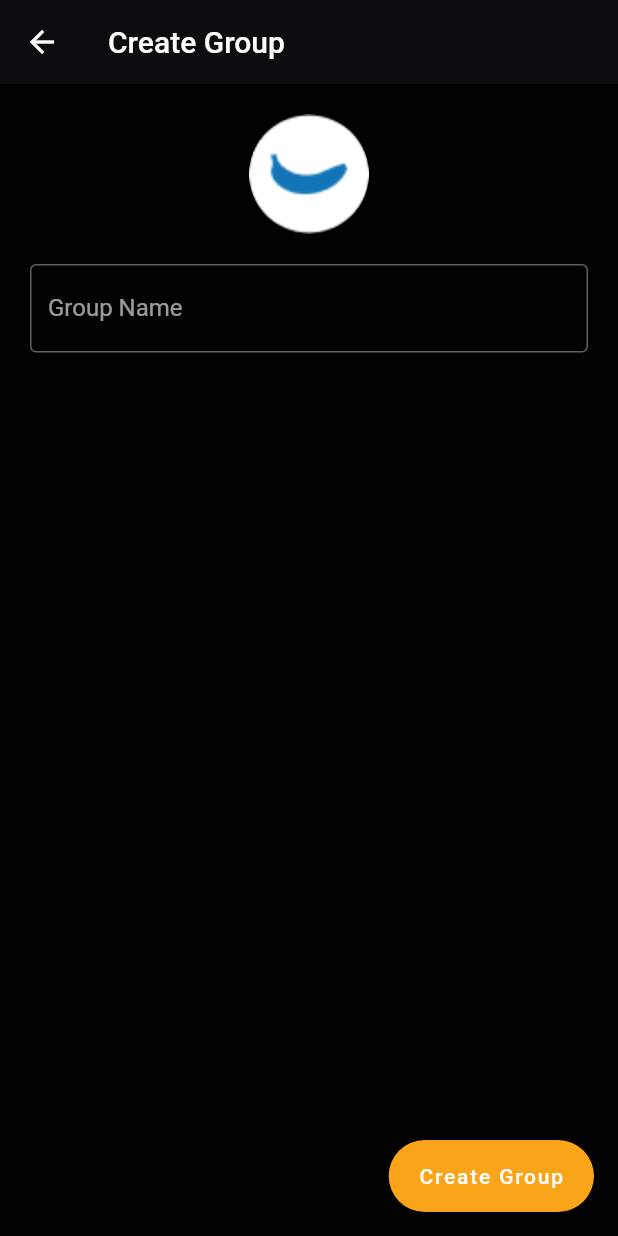
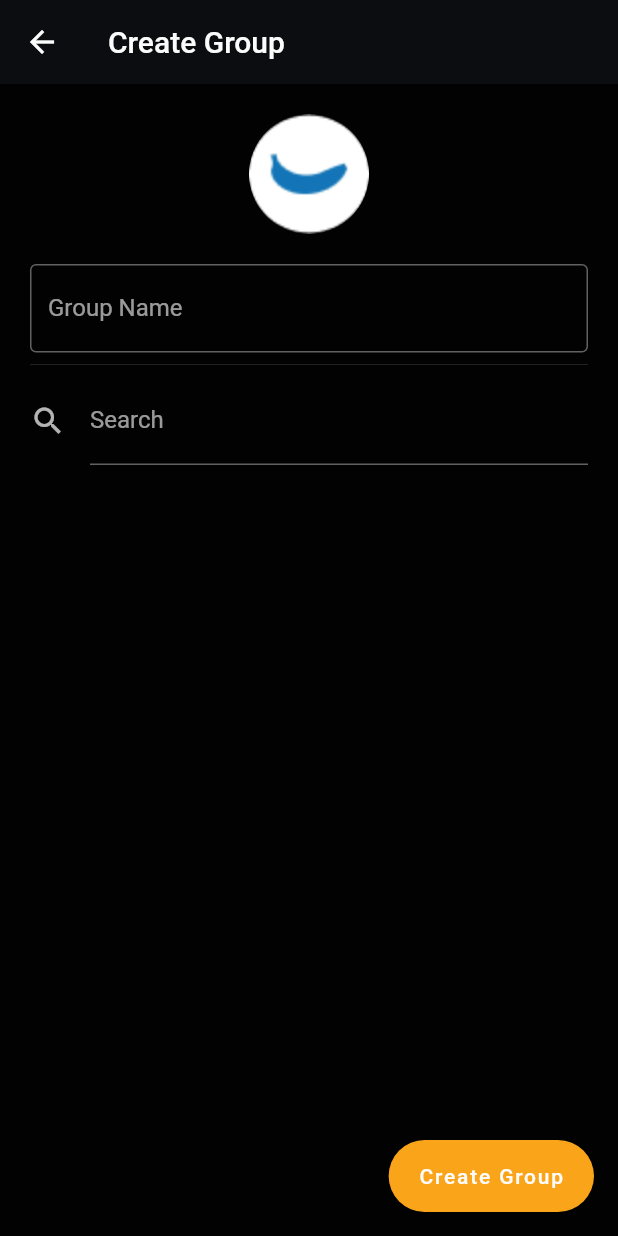
Before and after one commit to satche/tyxit-mobile-app, a Flutter app: the screen it shows after launch, after a tap on the "add" icon, on a phone screen of 412 x 824 dp. Run offline on Flutter 3.47's test engine with Material 2 defaults, Android fonts, the phone set to English and light mode, and no system bars; our stand-ins replace google_fonts.

Commit message:
Add search and join group feature

```diff
--- a/lib/components/group_list.dart
+++ b/lib/components/group_list.dart
@@ -1,5 +1,4 @@
 import 'package:flutter/material.dart';
-import 'package:provider/provider.dart';
 import '../constants/spacing.dart';
 import '../database/models/group.dart';
 import '../views/chat.dart';
--- a/lib/views/create_group.dart
+++ b/lib/views/create_group.dart
@@ -16,13 +16,7 @@ class CreateGroupView extends StatefulWidget {
 
 class _CreateGroupViewState extends State<CreateGroupView> {
   final fieldController = TextEditingController();
-
-  void createAndGotoGroup() {
-    final db = Provider.of<Database>(context, listen: false);
-    final group = Group(fieldController.text);
-    db.addGroup(group: group, admin: db.loggedUser!);
-    Navigator.popAndPushNamed(context, "/groups", arguments: ChatArgs(group));
-  }
+  String searchRequest = "";
 
   @override
   void dispose() {
@@ -32,6 +26,43 @@ class _CreateGroupViewState extends State<CreateGroupView> {
 
   @override
   Widget build(BuildContext context) {
+    final db = Provider.of<Database>(context, listen: false);
+    final newGroup = Group(fieldController.text);
+
+    void createAndGotoGroup() {
+      db.addGroup(group: newGroup, admin: db.loggedUser!);
+      Navigator.popAndPushNamed(context, "/groups",
+          arguments: ChatArgs(newGroup));
+    }
+
+    askToJoinGroup(Group group) {
+      group.addUser(db.loggedUser!);
+      Navigator.popAndPushNamed(context, "/");
+    }
+
+    Widget askToJoinGroupDialog(Group group) {
+      return AlertDialog(
+        title: Text("Join group"),
+        content: Text("Do you want to join ${group.name}?"),
+        actions: [
+          ElevatedButton(
+            child: const Text("Cancel"),
+            onPressed: () => Navigator.pop(context),
+          ),
+          ElevatedButton(
+            child: const Text("Join"),
+            onPressed: () => askToJoinGroup(group),
+          ),
+        ],
+      );
+    }
+
+    void updateSearchRequest(String value) {
+      setState(() {
+        searchRequest = value;
+      });
+    }
+
     return Scaffold(
       appBar: AppBar(
         title: const Text('Create Group'),
@@ -49,6 +80,44 @@ class _CreateGroupViewState extends State<CreateGroupView> {
                 labelText: 'Group Name',
               ),
             ),
+
+            // Test new search feature
+
+            const Divider(),
+
+            TextField(
+              onChanged: ((value) => updateSearchRequest(value)),
+              decoration: const InputDecoration(
+                icon: Icon(Icons.search),
+                labelText: 'Search',
+              ),
+            ),
+            ListView.separated(
+              padding: const EdgeInsets.symmetric(vertical: Spacing.medium),
+              shrinkWrap: true,
+              itemCount: db.groups.length,
+              itemBuilder: (BuildContext context, int index) {
+                final group = db.groups[index];
+                final hasUserJoined = group.users.contains(db.loggedUser!);
+                if (!hasUserJoined &&
+                    group.name
+                        .toLowerCase()
+                        .contains(searchRequest.toLowerCase())) {
+                  return ListTile(
+                    leading: Image(image: AssetImage(group.picturePath)),
+                    title: Text(group.name),
+                    onTap: () => showDialog(
+                      context: context,
+                      builder: (context) => askToJoinGroupDialog(group),
+                    ),
+                  );
+                }
+                return Container();
+              },
+              separatorBuilder: (BuildContext context, int index) {
+                return const Divider();
+              },
+            )
           ],
         ),
       ),
```
